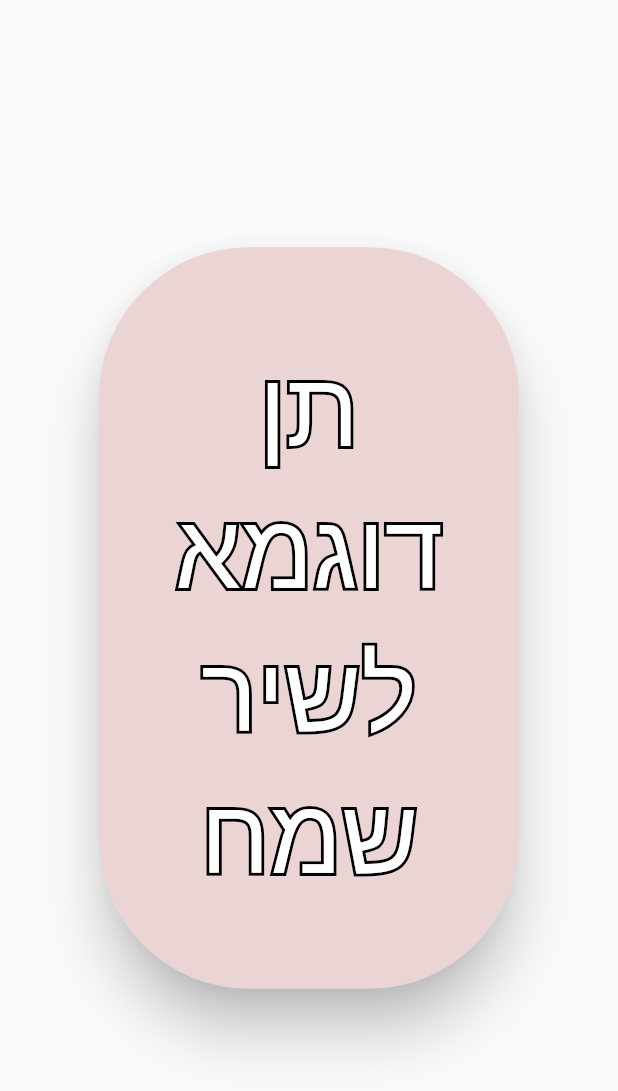
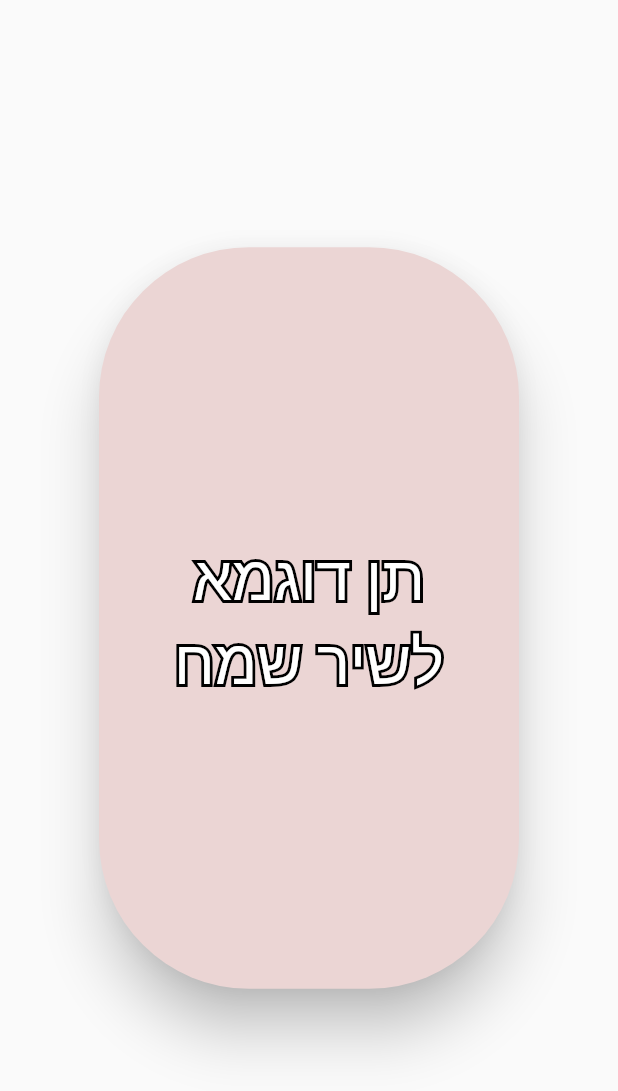
Before and after one commit to g-bulgarit/Questions-for-a-Beer-Cup, a Flutter app: the BeerQuestionDialog widget shown alone on an empty page, opened directly, on a phone screen of 412 x 824 dp. Shown: the top 1091 px of the screen. Run offline on Flutter 3.47's test engine with Material 2 defaults, Android fonts, the light colour scheme and no system bars; missing offline and left inert: flutter_animated_dialog.

Commit message:
Change font size dynamically with screen size

```diff
--- a/lib/beer_question_dialog.dart
+++ b/lib/beer_question_dialog.dart
@@ -43,7 +43,7 @@ class _BeerQuestionDialogState extends State<BeerQuestionDialog> {
                 textAlign: TextAlign.center,
                 textDirection: TextDirection.rtl,
                 style: TextStyle(
-                    fontSize: 70,
+                    fontSize: MediaQuery.of(context).size.height * 0.05,
                     foreground: Paint()
                       ..style = PaintingStyle.stroke
                       ..strokeWidth = 4
@@ -53,7 +53,9 @@ class _BeerQuestionDialogState extends State<BeerQuestionDialog> {
                 questionToDisplay,
                 textAlign: TextAlign.center,
                 textDirection: TextDirection.rtl,
-                style: TextStyle(fontSize: 70, color: Colors.white),
+                style: TextStyle(
+                    fontSize: MediaQuery.of(context).size.height * 0.05,
+                    color: Colors.white),
               ),
             ],
           )
```
